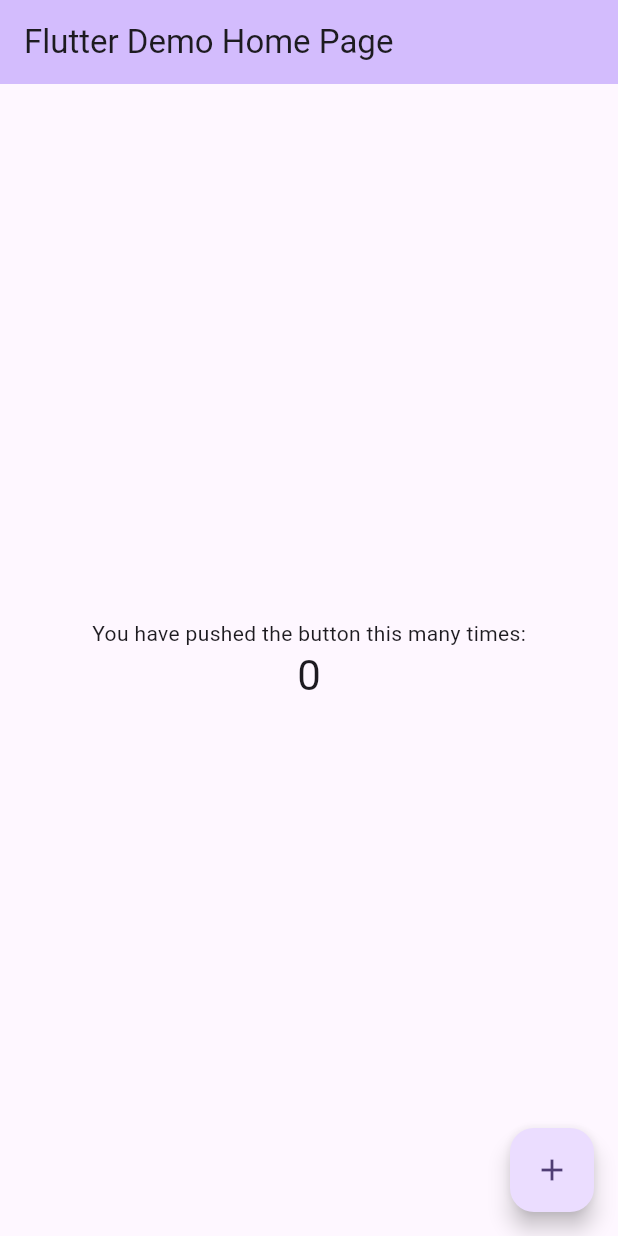
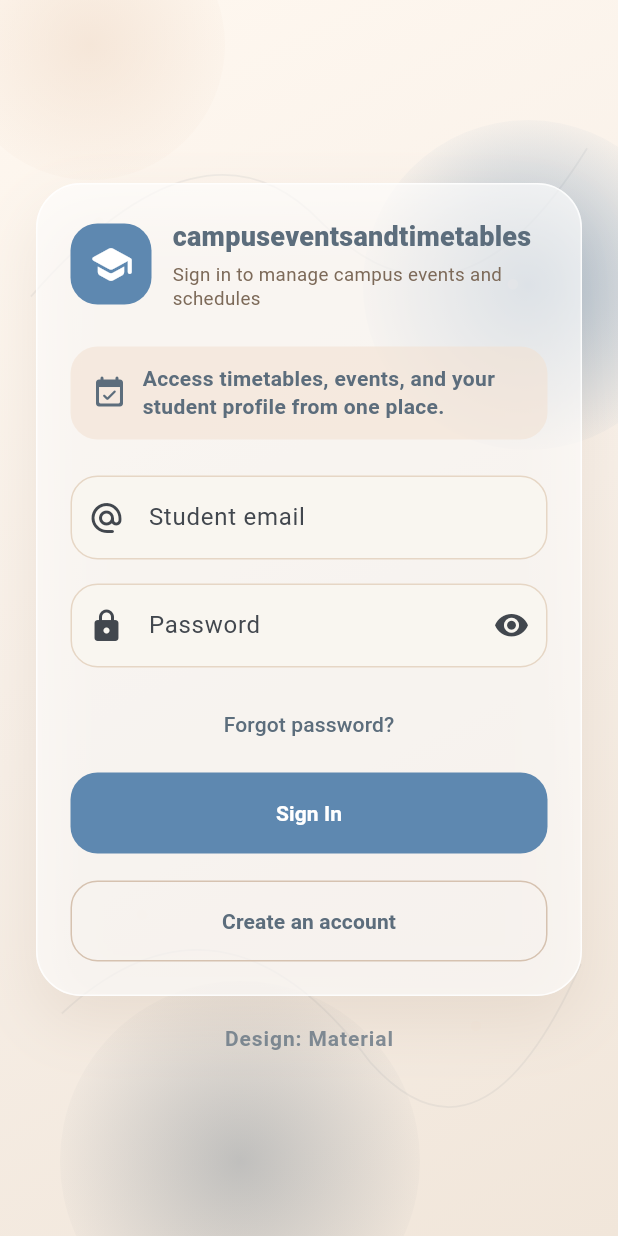
Before and after one commit to nigelberewere/campuseventsandtimetables, a Flutter app: the screen it shows after launch, on a phone screen of 412 x 824 dp. Run offline on Flutter 3.47's test engine with Material 3 defaults, Android fonts, the phone set to English and light mode, and no system bars.

Commit message:
Add login UI and set app entry to LoginPage

```diff
--- a/lib/main.dart
+++ b/lib/main.dart
@@ -1,122 +1,69 @@
 import 'package:flutter/material.dart';
+import 'pages/login.dart';
 
 void main() {
-  runApp(const MyApp());
+  runApp(const CampusEventsApp());
 }
 
-class MyApp extends StatelessWidget {
-  const MyApp({super.key});
+class CampusEventsApp extends StatelessWidget {
+  const CampusEventsApp({super.key});
 
-  // This widget is the root of your application.
     @override
     Widget build(BuildContext context) {
+      const amberSmoke = Color(0xFFF2E0D0);
+      const blueMirage = Color(0xFF5E88B0);
+      const fallbackBlueMirage = Color(0xFF5C6D7C);
+
+      final colorScheme = ColorScheme.fromSeed(
+        seedColor: blueMirage,
+        brightness: Brightness.light,
+      ).copyWith(
+        primary: blueMirage,
+        secondary: fallbackBlueMirage,
+        tertiary: amberSmoke,
+        surface: const Color(0xFFFFFBF6),
+      );
+
       return MaterialApp(
-      title: 'Flutter Demo',
+        debugShowCheckedModeBanner: false,
+        title: 'campuseventsandtimetables',
         theme: ThemeData(
-        // This is the theme of your application.
-        //
-        // TRY THIS: Try running your application with "flutter run". You'll see
-        // the application has a purple toolbar. Then, without quitting the app,
-        // try changing the seedColor in the colorScheme below to Colors.green
-        // and then invoke "hot reload" (save your changes or press the "hot
-        // reload" button in a Flutter-supported IDE, or press "r" if you used
-        // the command line to start the app).
-        //
-        // Notice that the counter didn't reset back to zero; the application
-        // state is not lost during the reload. To reset the state, use hot
-        // restart instead.
-        //
-        // This works for code too, not just values: Most code changes can be
-        // tested with just a hot reload.
-        colorScheme: .fromSeed(seedColor: Colors.deepPurple),
+          useMaterial3: true,
+          colorScheme: colorScheme,
+          scaffoldBackgroundColor: const Color(0xFFFFFBF6),
+          appBarTheme: const AppBarTheme(
+            centerTitle: false,
+            elevation: 0,
+            backgroundColor: Colors.transparent,
+            foregroundColor: fallbackBlueMirage,
           ),
-      home: const MyHomePage(title: 'Flutter Demo Home Page'),
+          inputDecorationTheme: InputDecorationTheme(
+            filled: true,
+            fillColor: const Color(0xFFF9F6F0),
+            border: OutlineInputBorder(
+              borderRadius: BorderRadius.circular(18),
+              borderSide: BorderSide.none,
+            ),
+            enabledBorder: OutlineInputBorder(
+              borderRadius: BorderRadius.circular(18),
+              borderSide: const BorderSide(color: Color(0xFFE6D6C5)),
+            ),
+            focusedBorder: OutlineInputBorder(
+              borderRadius: BorderRadius.circular(18),
+              borderSide: const BorderSide(color: blueMirage, width: 1.5),
+            ),
+            contentPadding: const EdgeInsets.symmetric(horizontal: 18, vertical: 16),
+          ),
+        ),
+        home: const LoginPage(),
       );
     }
   }
 
-class MyHomePage extends StatefulWidget {
-  const MyHomePage({super.key, required this.title});
-
-  // This widget is the home page of your application. It is stateful, meaning
-  // that it has a State object (defined below) that contains fields that affect
-  // how it looks.
-
-  // This class is the configuration for the state. It holds the values (in this
-  // case the title) provided by the parent (in this case the App widget) and
-  // used by the build method of the State. Fields in a Widget subclass are
-  // always marked "final".
-
-  final String title;
+  // Backwards-compatible wrapper for tests expecting `MyApp`.
+  class MyApp extends StatelessWidget {
+    const MyApp({super.key});
 
     @override
-  State<MyHomePage> createState() => _MyHomePageState();
+    Widget build(BuildContext context) => const CampusEventsApp();
   }
-
-class _MyHomePageState extends State<MyHomePage> {
-  int _counter = 0;
-
-  void _incrementCounter() {
-    setState(() {
-      // This call to setState tells the Flutter framework that something has
-      // changed in this State, which causes it to rerun the build method below
-      // so that the display can reflect the updated values. If we changed
-      // _counter without calling setState(), then the build method would not be
-      // called again, and so nothing would appear to happen.
-      _counter++;
-    });
-  }
-
-  @override
-  Widget build(BuildContext context) {
-    // This method is rerun every time setState is called, for instance as done
-    // by the _incrementCounter method above.
-    //
-    // The Flutter framework has been optimized to make rerunning build methods
-    // fast, so that you can just rebuild anything that needs updating rather
-    // than having to individually change instances of widgets.
-    return Scaffold(
-      appBar: AppBar(
-        // TRY THIS: Try changing the color here to a specific color (to
-        // Colors.amber, perhaps?) and trigger a hot reload to see the AppBar
-        // change color while the other colors stay the same.
-        backgroundColor: Theme.of(context).colorScheme.inversePrimary,
-        // Here we take the value from the MyHomePage object that was created by
-        // the App.build method, and use it to set our appbar title.
-        title: Text(widget.title),
-      ),
-      body: Center(
-        // Center is a layout widget. It takes a single child and positions it
-        // in the middle of the parent.
-        child: Column(
-          // Column is also a layout widget. It takes a list of children and
-          // arranges them vertically. By default, it sizes itself to fit its
-          // children horizontally, and tries to be as tall as its parent.
-          //
-          // Column has various properties to control how it sizes itself and
-          // how it positions its children. Here we use mainAxisAlignment to
-          // center the children vertically; the main axis here is the vertical
-          // axis because Columns are vertical (the cross axis would be
-          // horizontal).
-          //
-          // TRY THIS: Invoke "debug painting" (choose the "Toggle Debug Paint"
-          // action in the IDE, or press "p" in the console), to see the
-          // wireframe for each widget.
-          mainAxisAlignment: .center,
-          children: [
-            const Text('You have pushed the button this many times:'),
-            Text(
-              '$_counter',
-              style: Theme.of(context).textTheme.headlineMedium,
-            ),
-          ],
-        ),
-      ),
-      floatingActionButton: FloatingActionButton(
-        onPressed: _incrementCounter,
-        tooltip: 'Increment',
-        child: const Icon(Icons.add),
-      ),
-    );
-  }
-}
--- a/lib/pages/login.dart
+++ b/lib/pages/login.dart
@@ -0,0 +1,380 @@
+import 'package:flutter/material.dart';
+
+class LoginPage extends StatefulWidget {
+	const LoginPage({super.key});
+
+	@override
+	State<LoginPage> createState() => _LoginPageState();
+}
+
+class _LoginPageState extends State<LoginPage> {
+	final _formKey = GlobalKey<FormState>();
+	final _emailController = TextEditingController();
+	final _passwordController = TextEditingController();
+	bool _obscurePassword = true;
+
+	@override
+	void dispose() {
+		_emailController.dispose();
+		_passwordController.dispose();
+		super.dispose();
+	}
+
+	@override
+	Widget build(BuildContext context) {
+		const amberSmoke = Color(0xFFF2E0D0);
+		const blueMirage = Color(0xFF5E88B0);
+		const fallbackBlueMirage = Color(0xFF5C6D7C);
+
+		return Scaffold(
+			body: Stack(
+				children: [
+					const _LoginBackdrop(),
+					SafeArea(
+						child: Center(
+							child: SingleChildScrollView(
+								padding: const EdgeInsets.symmetric(horizontal: 24, vertical: 28),
+								child: ConstrainedBox(
+									constraints: const BoxConstraints(maxWidth: 460),
+									child: Column(
+										crossAxisAlignment: CrossAxisAlignment.stretch,
+										children: [
+											Container(
+												padding: const EdgeInsets.all(22),
+												decoration: BoxDecoration(
+													color: Colors.white.withOpacity(0.64),
+													borderRadius: BorderRadius.circular(30),
+													border: Border.all(color: Colors.white.withOpacity(0.8)),
+													boxShadow: [
+														BoxShadow(
+															color: const Color(0xFF8B6B50).withOpacity(0.12),
+															blurRadius: 36,
+															offset: const Offset(0, 18),
+														),
+													],
+												),
+												child: Column(
+													crossAxisAlignment: CrossAxisAlignment.start,
+													children: [
+														Row(
+															children: [
+																Container(
+																	width: 54,
+																	height: 54,
+																	decoration: BoxDecoration(
+																		color: blueMirage,
+																		borderRadius: BorderRadius.circular(18),
+																	),
+																	child: const Icon(
+																		Icons.school_rounded,
+																		color: Colors.white,
+																		size: 30,
+																	),
+																),
+																const SizedBox(width: 14),
+																Expanded(
+																	child: Column(
+																		crossAxisAlignment: CrossAxisAlignment.start,
+																		children: const [
+																			Text(
+																				'campuseventsandtimetables',
+																				style: TextStyle(
+																					fontSize: 18,
+																					fontWeight: FontWeight.w800,
+																					color: fallbackBlueMirage,
+																					letterSpacing: 0.2,
+																				),
+																			),
+																			SizedBox(height: 4),
+																			Text(
+																				'Sign in to manage campus events and schedules',
+																				style: TextStyle(
+																					fontSize: 12.5,
+																					height: 1.3,
+																					color: Color(0xFF7D6A59),
+																				),
+																			),
+																		],
+																	),
+																),
+															],
+														),
+														const SizedBox(height: 24),
+														Container(
+															padding: const EdgeInsets.symmetric(horizontal: 14, vertical: 12),
+															decoration: BoxDecoration(
+																color: amberSmoke.withOpacity(0.55),
+																borderRadius: BorderRadius.circular(18),
+															),
+															child: const Row(
+																children: [
+																	Icon(Icons.event_available_rounded, color: fallbackBlueMirage),
+																	SizedBox(width: 10),
+																	Expanded(
+																		child: Text(
+																			'Access timetables, events, and your student profile from one place.',
+																			style: TextStyle(
+																				color: fallbackBlueMirage,
+																				height: 1.35,
+																				fontWeight: FontWeight.w600,
+																			),
+																		),
+																	),
+																],
+															),
+														),
+														const SizedBox(height: 24),
+														Form(
+															key: _formKey,
+															child: Column(
+																children: [
+																	TextFormField(
+																		controller: _emailController,
+																		keyboardType: TextInputType.emailAddress,
+																		decoration: const InputDecoration(
+																			labelText: 'Student email',
+																			prefixIcon: Icon(Icons.alternate_email_rounded),
+																		),
+																		validator: (value) {
+																			if (value == null || value.trim().isEmpty) {
+																				return 'Enter your email';
+																			}
+																			if (!value.contains('@')) {
+																				return 'Enter a valid email address';
+																			}
+																			return null;
+																		},
+																	),
+																	const SizedBox(height: 16),
+																	TextFormField(
+																		controller: _passwordController,
+																		obscureText: _obscurePassword,
+																		decoration: InputDecoration(
+																			labelText: 'Password',
+																			prefixIcon: const Icon(Icons.lock_rounded),
+																			suffixIcon: IconButton(
+																				onPressed: () {
+																					setState(() {
+																						_obscurePassword = !_obscurePassword;
+																					});
+																				},
+																				icon: Icon(
+																					_obscurePassword
+																							? Icons.visibility_rounded
+																							: Icons.visibility_off_rounded,
+																				),
+																			),
+																		),
+																		validator: (value) {
+																			if (value == null || value.isEmpty) {
+																				return 'Enter your password';
+																			}
+																			if (value.length < 6) {
+																				return 'Use at least 6 characters';
+																			}
+																			return null;
+																		},
+																	),
+																	const SizedBox(height: 14),
+																	Row(
+																		children: [
+																			Expanded(
+																				child: TextButton(
+																					onPressed: () {},
+																					style: TextButton.styleFrom(
+																						foregroundColor: fallbackBlueMirage,
+																					),
+																					child: const Text('Forgot password?'),
+																				),
+																			),
+																		],
+																	),
+																	const SizedBox(height: 8),
+																	FilledButton(
+																		onPressed: () {
+																			if (_formKey.currentState?.validate() ?? false) {
+																				ScaffoldMessenger.of(context).showSnackBar(
+																					const SnackBar(
+																						content: Text('Login submitted. Connect this to your auth flow.'),
+																					),
+																				);
+																			}
+																		},
+																		style: FilledButton.styleFrom(
+																			minimumSize: const Size.fromHeight(54),
+																			backgroundColor: blueMirage,
+																			foregroundColor: Colors.white,
+																			shape: RoundedRectangleBorder(
+																				borderRadius: BorderRadius.circular(18),
+																			),
+																		),
+																		child: const Text(
+																			'Sign In',
+																			style: TextStyle(fontWeight: FontWeight.w700),
+																		),
+																	),
+																	const SizedBox(height: 18),
+																	OutlinedButton(
+																		onPressed: () {},
+																		style: OutlinedButton.styleFrom(
+																			minimumSize: const Size.fromHeight(54),
+																			foregroundColor: fallbackBlueMirage,
+																			side: const BorderSide(color: Color(0xFFD6C2B0)),
+																			shape: RoundedRectangleBorder(
+																				borderRadius: BorderRadius.circular(18),
+																			),
+																		),
+																		child: const Text(
+																			'Create an account',
+																			style: TextStyle(fontWeight: FontWeight.w700),
+																		),
+																	),
+																],
+															),
+														),
+													],
+												),
+											),
+											const SizedBox(height: 18),
+											Center(
+												child: Text(
+													'Design: Material',
+													style: TextStyle(
+														color: fallbackBlueMirage.withOpacity(0.75),
+														fontWeight: FontWeight.w600,
+														letterSpacing: 0.6,
+													),
+												),
+											),
+										],
+									),
+								),
+							),
+						),
+					),
+				],
+			),
+		);
+	}
+}
+
+class _LoginBackdrop extends StatelessWidget {
+	const _LoginBackdrop();
+
+	@override
+	Widget build(BuildContext context) {
+		const amberSmoke = Color(0xFFF2E0D0);
+		const blueMirage = Color(0xFF5E88B0);
+		const fallbackBlueMirage = Color(0xFF5C6D7C);
+
+		return Container(
+			decoration: const BoxDecoration(
+				gradient: LinearGradient(
+					begin: Alignment.topLeft,
+					end: Alignment.bottomRight,
+					colors: [Color(0xFFFFF8F0), Color(0xFFF7EFE7), Color(0xFFF1E6DA)],
+				),
+			),
+			child: Stack(
+				children: [
+					Positioned(
+						top: -60,
+						left: -30,
+						child: _AtmosphericOrb(
+							size: 180,
+							colors: [amberSmoke.withOpacity(0.72), amberSmoke.withOpacity(0.12)],
+						),
+					),
+					Positioned(
+						top: 80,
+						right: -50,
+						child: _AtmosphericOrb(
+							size: 220,
+							colors: [blueMirage.withOpacity(0.55), blueMirage.withOpacity(0.04)],
+						),
+					),
+					Positioned(
+						bottom: -70,
+						left: 40,
+						child: _AtmosphericOrb(
+							size: 240,
+							colors: [fallbackBlueMirage.withOpacity(0.34), fallbackBlueMirage.withOpacity(0.03)],
+						),
+					),
+					Positioned.fill(
+						child: CustomPaint(
+							painter: _LoginPatternPainter(
+								lineColor: fallbackBlueMirage.withOpacity(0.08),
+								dotColor: amberSmoke.withOpacity(0.16),
+							),
+						),
+					),
+				],
+			),
+		);
+	}
+}
+
+class _AtmosphericOrb extends StatelessWidget {
+	const _AtmosphericOrb({required this.size, required this.colors});
+
+	final double size;
+	final List<Color> colors;
+
+	@override
+	Widget build(BuildContext context) {
+		return Container(
+			width: size,
+			height: size,
+			decoration: BoxDecoration(
+				shape: BoxShape.circle,
+				gradient: RadialGradient(colors: colors),
+			),
+		);
+	}
+}
+
+class _LoginPatternPainter extends CustomPainter {
+	_LoginPatternPainter({required this.lineColor, required this.dotColor});
+
+	final Color lineColor;
+	final Color dotColor;
+
+	@override
+	void paint(Canvas canvas, Size size) {
+		final linePaint = Paint()
+			..color = lineColor
+			..strokeWidth = 1.2
+			..style = PaintingStyle.stroke;
+
+		final dotPaint = Paint()
+			..color = dotColor
+			..style = PaintingStyle.fill;
+
+		final path = Path()
+			..moveTo(size.width * 0.05, size.height * 0.24)
+			..quadraticBezierTo(size.width * 0.33, size.height * 0.08, size.width * 0.52, size.height * 0.18)
+			..quadraticBezierTo(size.width * 0.74, size.height * 0.29, size.width * 0.95, size.height * 0.12);
+		canvas.drawPath(path, linePaint);
+
+		final accentPath = Path()
+			..moveTo(size.width * 0.10, size.height * 0.82)
+			..quadraticBezierTo(size.width * 0.36, size.height * 0.70, size.width * 0.60, size.height * 0.86)
+			..quadraticBezierTo(size.width * 0.78, size.height * 0.96, size.width * 0.94, size.height * 0.78);
+		canvas.drawPath(accentPath, linePaint);
+
+		for (final point in <Offset>[
+			Offset(size.width * 0.16, size.height * 0.18),
+			Offset(size.width * 0.83, size.height * 0.23),
+			Offset(size.width * 0.23, size.height * 0.74),
+			Offset(size.width * 0.77, size.height * 0.83),
+		]) {
+			canvas.drawCircle(point, 3.5, dotPaint);
+		}
+	}
+
+	@override
+	bool shouldRepaint(covariant _LoginPatternPainter oldDelegate) {
+		return oldDelegate.lineColor != lineColor || oldDelegate.dotColor != dotColor;
+	}
+}
--- a/pubspec.yaml
+++ b/pubspec.yaml
@@ -19,7 +19,7 @@ publish_to: 'none' # Remove this line if you wish to publish to pub.dev
 version: 1.0.0+1
 
 environment:
-  sdk: ^3.11.5
+  sdk: ^3.10.1
 
 # Dependencies specify other packages that your package needs in order to work.
 # To automatically upgrade your package dependencies to the latest versions
```
Also changed, not shown: pubspec.lock, 1 other file. Lines whose indentation alone changed are shown as unchanged.
